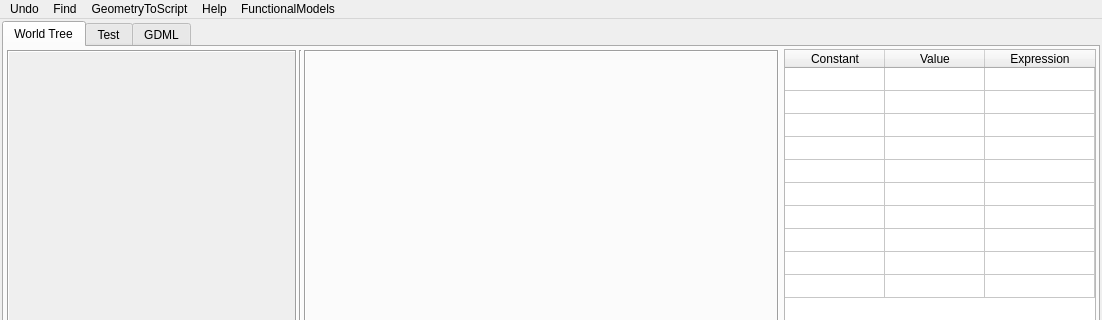
First picture: the form in ants3bundle/src/ants3/gui/geom/ageotreewin.ui, repository andrmor/ANTS3bundle, before the edit; both pictures show x 0 to 1102 and y 0 to 320 of the 1102 by 763 pixel window.
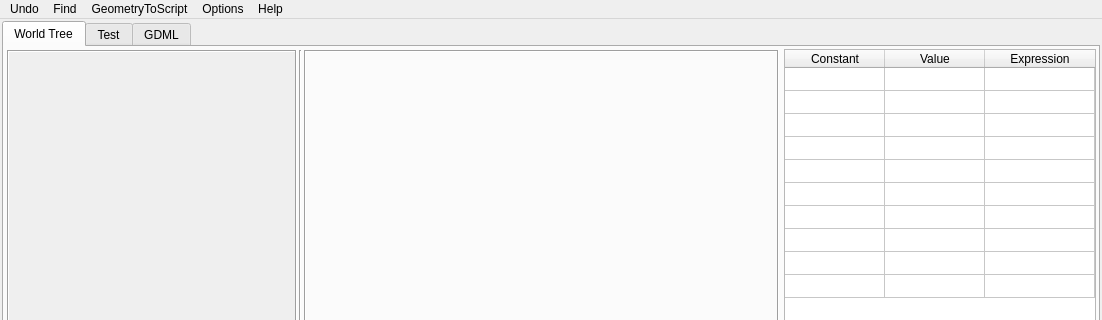
Second picture: the form after the edit.

The edit to the form file:
```diff
--- a/ants3bundle/src/ants3/gui/geom/ageotreewin.ui
+++ b/ants3bundle/src/ants3/gui/geom/ageotreewin.ui
@@ -800,15 +800,15 @@
    </widget>
    <widget class="QMenu" name="menuPhotonTunnels">
     <property name="title">
-     <string>FunctionalModels</string>
+     <string>Options</string>
     </property>
     <addaction name="actionOpen_window"/>
    </widget>
    <addaction name="menuUndo_redo"/>
    <addaction name="menuFind"/>
    <addaction name="menuGeometryToScript"/>
-   <addaction name="menuHelp"/>
    <addaction name="menuPhotonTunnels"/>
+   <addaction name="menuHelp"/>
   </widget>
   <action name="actionUndo">
    <property name="text">
```
Left out of the diff: 73 changed lines with no effect on the pictures.
